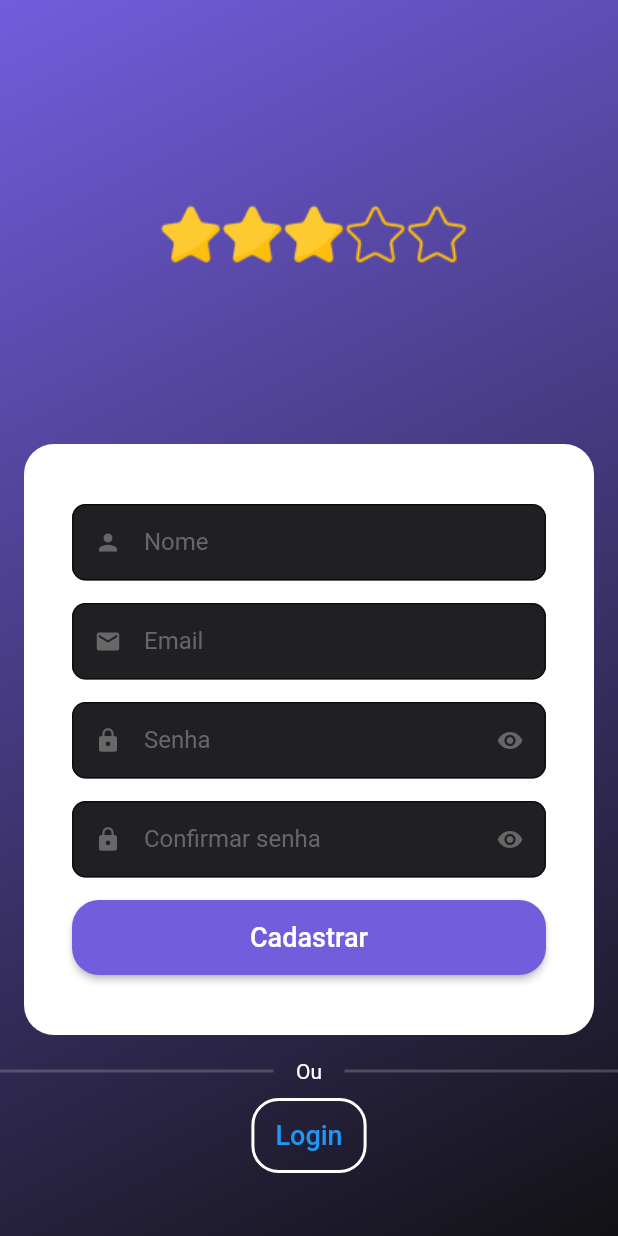
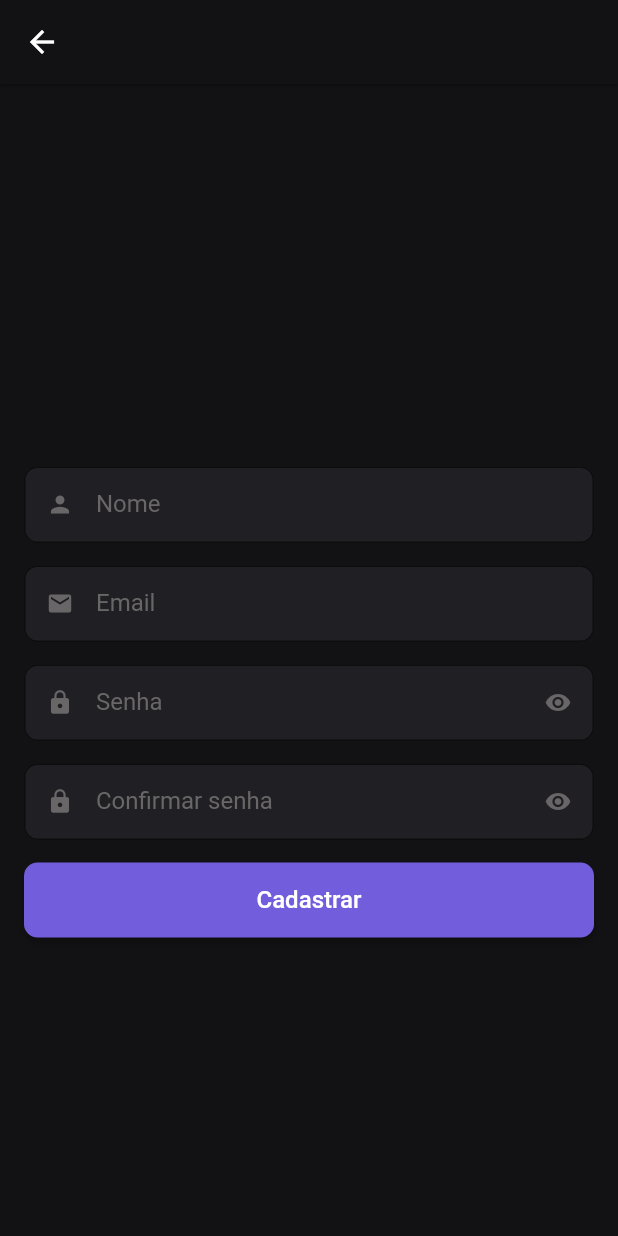
Before and after one commit to ub-system/avalie, a Flutter app: the RegisterPage screen opened by its route, on a phone screen of 412 x 824 dp. Run offline on Flutter 3.47's test engine with Material 2 defaults, Android fonts, the phone set to English and light mode, and no system bars; our stand-ins replace dio, fluttertoast, get, shared_preferences; accounts and stored records are empty.

Commit message:
Tela de resgistro

```diff
--- a/lib/app/pages/auth/register_page.dart
+++ b/lib/app/pages/auth/register_page.dart
@@ -8,7 +8,6 @@ import '../../core/widgets/text_field_widget.dart';
 
 class RegisterPage extends StatelessWidget {
   RegisterPage({Key? key}) : super(key: key);
-
 
   final _formKey = GlobalKey<FormState>();
   final nameTExtController = TextEditingController();
@@ -23,17 +22,9 @@ class RegisterPage extends StatelessWidget {
     final size = MediaQuery.of(context).size;
 
     return Scaffold(
+      appBar: AppBar(),
+      backgroundColor: AppColors.background,
       body: Container(
-        decoration: const BoxDecoration(
-          gradient: LinearGradient(
-            begin: Alignment.topLeft,
-            end: Alignment.bottomRight,
-            colors: [
-              AppColors.primary,
-              AppColors.background,
-            ],
-          ),
-        ),
         child: SingleChildScrollView(
           child: SizedBox(
             height: size.height,
@@ -41,27 +32,9 @@ class RegisterPage extends StatelessWidget {
             child: Column(
               mainAxisAlignment: MainAxisAlignment.center,
               children: [
-                Center(
-                  child: Column(
-                    mainAxisSize: MainAxisSize.min,
-                    children: [
-                      Image.asset("assets/images/img-logo.png", scale: 1),
-                    ],
-                  ),
-                ),
-
                 // Formulário
                 Padding(
                   padding: const EdgeInsets.all(16.0),
-                  child: Container(
-                    padding: const EdgeInsets.symmetric(
-                      horizontal: 32,
-                      vertical: 40,
-                    ),
-                    decoration: const BoxDecoration(
-                      color: Colors.white,
-                      borderRadius: BorderRadius.all(Radius.circular(20)),
-                    ),
                   child: Form(
                     key: _formKey,
                     child: Column(
@@ -110,7 +83,7 @@ class RegisterPage extends StatelessWidget {
                           validator: passwordValidator,
                         ),
 
-                          // Botão de entrar
+                        // Botão de criar conta
                         SizedBox(
                           height: 50,
                           child: GetX<AuthController>(builder: (controller) {
@@ -118,7 +91,7 @@ class RegisterPage extends StatelessWidget {
                               style: ElevatedButton.styleFrom(
                                 backgroundColor: AppColors.primary,
                                 shape: RoundedRectangleBorder(
-                                    borderRadius: BorderRadius.circular(18),
+                                  borderRadius: BorderRadius.circular(9),
                                 ),
                               ),
                               onPressed: controller.isLoading.value == true
@@ -129,20 +102,26 @@ class RegisterPage extends StatelessWidget {
                                       if (_formKey.currentState!.validate()) {
                                         _formKey.currentState!.save();
 
-                                          String password = passwordTExtController.text;
-                                          String passwordConfirmed = passwordConfirmedController.text;
-                                          if(password == passwordConfirmed){
+                                        String password =
+                                            passwordTExtController.text;
+                                        String passwordConfirmed =
+                                            passwordConfirmedController.text;
+                                        if (password == passwordConfirmed) {
                                           controller.signUp();
-                                          }else{
-                                            controller.appUtils.showToast(message: "Senha de confirmação está diferente", isError: true);
+                                        } else {
+                                          controller.appUtils.showToast(
+                                              message:
+                                                  "Senha de confirmação está diferente",
+                                              isError: true);
                                         }
                                       }
                                     },
                               child: controller.isLoading.value == true
-                                    ? const CircularProgressIndicator(backgroundColor: Colors.white)
+                                  ? const CircularProgressIndicator(
+                                      backgroundColor: AppColors.primaryText)
                                   : const Text(
                                       'Cadastrar',
-                                        style: TextStyle(fontSize: 18),
+                                      style: TextStyle(fontSize: 16),
                                     ),
                             );
                           }),
@@ -151,65 +130,26 @@ class RegisterPage extends StatelessWidget {
                     ),
                   ),
                 ),
-                ),
 
-                // Divisor
-                Padding(
-                  padding: const EdgeInsets.only(bottom: 10),
-                  child: Row(
-                    children: [
-                      Expanded(
-                        child: Divider(
-                          color: Colors.grey.withAlpha(90),
-                          thickness: 2,
-                        ),
-                      ),
-                      const Padding(
-                        padding: EdgeInsets.symmetric(horizontal: 15),
-                        child: Text('Ou', style: TextStyle(color: Colors.white)),
-                      ),
-                      Expanded(
-                        child: Divider(
-                          color: Colors.grey.withAlpha(90),
-                          thickness: 2,
-                        ),
-                      ),
-                    ],
-                  ),
-                ),
-
-                // Botão criar conta
-                SizedBox(
+                // Botão para realizar login
+                /* SizedBox(
                   height: 50,
                   child: OutlinedButton(
-                    style: OutlinedButton.styleFrom(
-                      shape: RoundedRectangleBorder(
-                        borderRadius: BorderRadius.circular(18),
-                      ),
-                      side: const BorderSide(
-                        width: 2,
-                        color: Colors.white,
-                      ),
-                    ),
-                                onPressed: controller.isLoading.value == true
-                                    ? null
-                                    : () {
-                                        FocusScope.of(context).unfocus();
-                                        if (_formKey.currentState!.validate()) {
-                                          _formKey.currentState!.save();
-
-                                          controller.signUp();
-                                          //print(controller.user);
-                                        }
+                    style: OutlinedButton.styleFrom(),
+                    onPressed: () {
+                      Get.toNamed(AppRoutes.login);
                     },
                     child: controller.isLoading.value == true
-                                    ? const CircularProgressIndicator(backgroundColor: AppColors.primary)
-                                    : const Text(
-                                        'Login',
-                                        style: TextStyle(fontSize: 18),
+                        ? const CircularProgressIndicator(
+                            backgroundColor: Colors.white)
+                        : const Text('Já possui conta? Faça login aqui!',
+                            style: TextStyle(
+                              fontSize: 14,
+                              color: AppColors.primaryText,
+                              decoration: TextDecoration.underline,
+                            )),
                   ),
-                  ),
-                ),
+                ),*/
               ],
             ),
           ),
```
Lines whose indentation alone changed are shown as unchanged.
